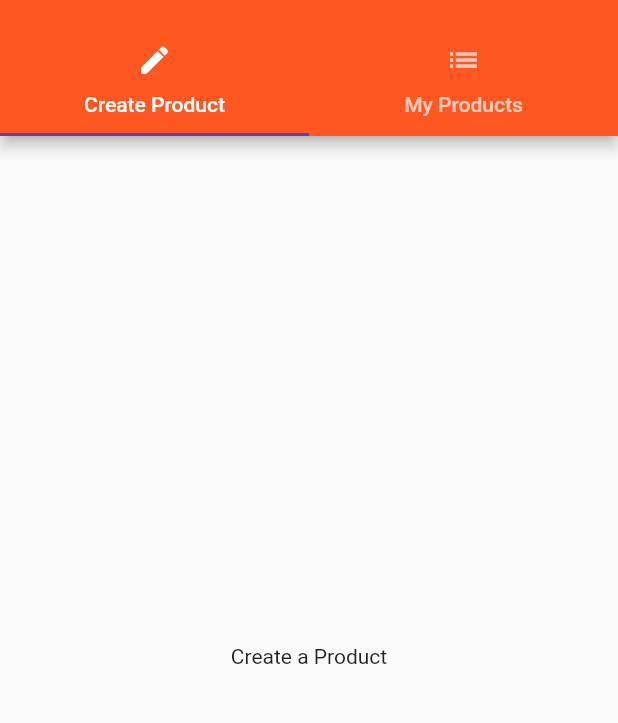
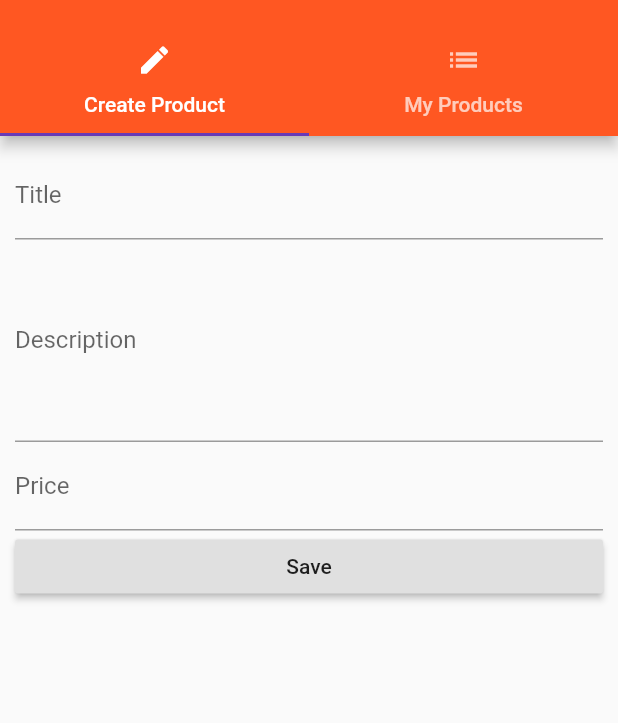
Before and after one commit to JonathanBorralho/flutter_course, a Flutter app: the ProductsAdminPage screen opened by its route, on a phone screen of 412 x 824 dp, the part 59-782 px from its top. Run offline on Flutter 3.47's test engine with Material 2 defaults, Android fonts, the phone set to English and light mode, and no system bars.

Commit message:
92 - Using our form to create a new product

```diff
--- a/lib/main.dart
+++ b/lib/main.dart
@@ -10,7 +10,17 @@ main() {
   runApp(MyApp());
 }
 
-class MyApp extends StatelessWidget {
+class MyApp extends StatefulWidget {
+  @override
+  MyAppState createState() {
+    return new MyAppState();
+  }
+}
+
+class MyAppState extends State<MyApp> {
+
+  List<Map<String, dynamic>> _produtos = [];
+
   @override
   Widget build(BuildContext context) {
     return MaterialApp(
@@ -22,9 +32,21 @@ class MyApp extends StatelessWidget {
       debugShowCheckedModeBanner: false,
       // home: HomePage(),
       routes: {
-        '/': (context) => ProductsPage(),
-        '/admin': (context) => ProductsAdminPage(),
+        '/': (context) => ProductsPage(_produtos),
+        '/admin': (context) => ProductsAdminPage(_addProduct, _deleteProduct),
       },
     );
   }
+
+  void _addProduct(Map<String, dynamic> product) {
+    setState(() {
+      _produtos.add(product);
+    });
+  }
+
+  void _deleteProduct(int index) {
+    setState(() {
+      _produtos.removeAt(index);
+    });
+  }
 }
--- a/lib/pages/product.dart
+++ b/lib/pages/product.dart
@@ -3,7 +3,7 @@ import 'package:flutter/material.dart';
 import 'dart:async';
 
 class ProductPage extends StatelessWidget {
-  final Map<String, String> product;
+  final Map<String, dynamic> product;
 
   ProductPage(this.product);
 
@@ -43,7 +43,8 @@ class ProductPage extends StatelessWidget {
       label: Text('Delete'),
       icon: Icon(Icons.delete),
       onPressed: () {
-        Navigator.pop(context, true);
+        //Navigator.pop(context, true);
+        print('TODO');
       },
     );
   }
--- a/lib/pages/product_create.dart
+++ b/lib/pages/product_create.dart
@@ -1,11 +1,69 @@
 import 'package:flutter/material.dart';
 
-class ProductCreatePage extends StatelessWidget {
+class ProductCreatePage extends StatefulWidget {
+  final Function _addProduct;
+  final Function _deleteProduct;
+
+  ProductCreatePage(this._addProduct, this._deleteProduct);
+
+  @override
+  _ProductCreatePageState createState() {
+    return new _ProductCreatePageState();
+  }
+}
+
+class _ProductCreatePageState extends State<ProductCreatePage> {
+  String _title;
+  String _description;
+  double _price;
+
   @override
   Widget build(BuildContext context) {
-    return Center(
-      child: Text('Create a Product'),
+    return Container(
+      margin: EdgeInsets.all(10.0),
+      child: ListView(
+        children: [
+          TextField(
+            decoration: InputDecoration(
+              labelText: 'Title',
+            ),
+            onChanged: (String value) {
+              setState(() {
+                this._title = value;
+              });
+            },
+          ),
+          TextField(
+            decoration: InputDecoration(labelText: 'Description'),
+            onChanged: (String value) {
+              setState(() {
+                this._description = value;
+              });
+            },
+            keyboardType: TextInputType.multiline,
+            maxLines: 5,
+          ),
+          TextField(
+            decoration: InputDecoration(labelText: 'Price'),
+            onChanged: (String value) {
+              setState(() {
+                this._price = double.parse(value);
+              });
+            },
+            keyboardType: TextInputType.number,
+          ),
+          RaisedButton(
+            child: Text('Save'),
+            onPressed: () {
+              // criar produto e chamar adicionarProduto()
+              final Map<String, dynamic> produto = {
+                'title': _title, 'description': _description, 'price': _price, 'image': 'assets/food.jpg'
+              };
+              widget._addProduct(produto);
+            },
+          )
+        ],
+      ),
     );
   }
-
 }
--- a/lib/pages/products.dart
+++ b/lib/pages/products.dart
@@ -3,6 +3,10 @@ import 'package:flutter/material.dart';
 import '../produtos_manager.dart';
 
 class ProductsPage extends StatelessWidget {
+  final List<Map<String, dynamic>> _produtos;
+
+  ProductsPage(this._produtos);
+
   @override
   Widget build(BuildContext context) {
     return Scaffold(
@@ -26,7 +30,7 @@ class ProductsPage extends StatelessWidget {
         title: Text('Flutter Course'),
         centerTitle: true,
       ),
-      body: ProdutosManager(),
+      body: ProdutosManager(_produtos),
     );
   }
 }
--- a/lib/pages/products_admin.dart
+++ b/lib/pages/products_admin.dart
@@ -4,6 +4,11 @@ import './product_create.dart';
 import './product_list.dart';
 
 class ProductsAdminPage extends StatelessWidget {
+  final Function _addProduct;
+  final Function _deleteProduct;
+
+  ProductsAdminPage(this._addProduct, this._deleteProduct);
+
   Widget _buildDrawer(BuildContext context) {
     return Drawer(
       child: Column(
@@ -46,7 +51,7 @@ class ProductsAdminPage extends StatelessWidget {
         ),
         body: TabBarView(
           children: <Widget>[
-            ProductCreatePage(),
+            ProductCreatePage(_addProduct, _deleteProduct),
             ProductListPage(),
           ],
         ),
```
Also changed, not shown: lib/product_control.dart (deleted, +0 -19 lines), lib/produtos.dart (+3 -8 lines), lib/produtos_manager.dart (+5 -38 lines).
